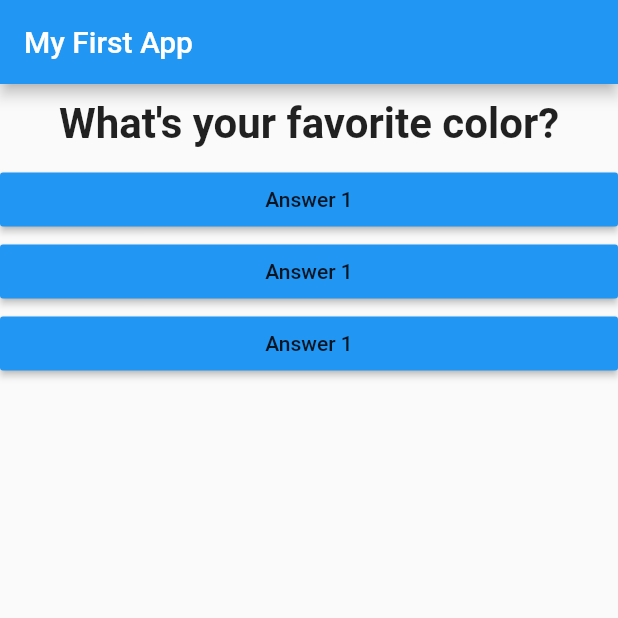
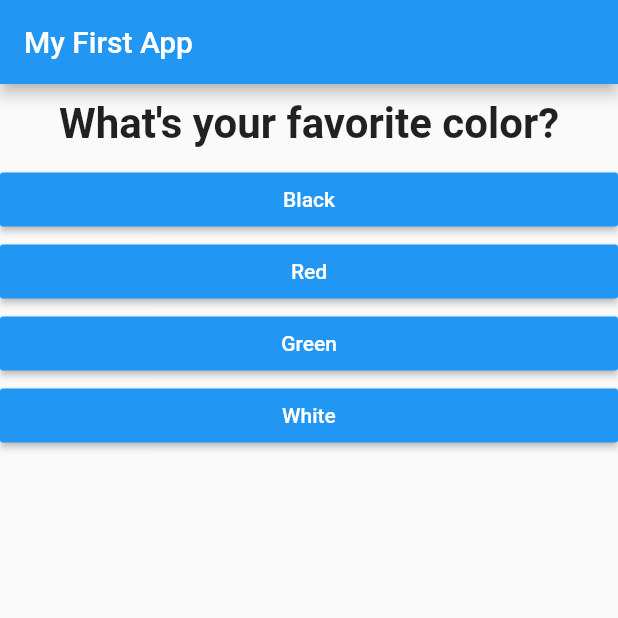
Before and after one commit to ExpertKiD/flutter_complete_guide, a Flutter app: the screen it shows after launch, on a phone screen of 412 x 824 dp, the top half of it. Run offline on Flutter 3.47's test engine with Material 2 defaults, Android fonts, the phone set to English and light mode, and no system bars.

Commit message:
Map questions and its answers to the widge tree

```diff
--- a/lib/answer.dart
+++ b/lib/answer.dart
@@ -2,16 +2,17 @@ import 'package:flutter/material.dart';
 
 class Answer extends StatelessWidget {
   final VoidCallback selectHandler;
+  final String answerText;
 
-  Answer(this.selectHandler);
+  Answer(this.selectHandler, this.answerText);
 
   @override
   Widget build(BuildContext context) {
-    // TODO: implement build
     return Container(
         width: double.infinity,
         child: RaisedButton(
-          child: Text('Answer 1'),
+          child: Text(answerText),
+          textColor: Colors.white,
           color: Colors.blue,
           onPressed: selectHandler,
         ));
--- a/lib/main.dart
+++ b/lib/main.dart
@@ -1,14 +1,13 @@
 import 'package:flutter/material.dart';
-import 'package:flutter_complete_guide/answer.dart';
 
 import './question.dart';
+import 'answer.dart';
 
 void main() => runApp(MyApp());
 
 class MyApp extends StatefulWidget {
   @override
   State<StatefulWidget> createState() {
-    // TODO: implement createState
     return _MyAppState();
   }
 }
@@ -25,9 +24,19 @@ class _MyAppState extends State<MyApp> {
 
   @override
   Widget build(BuildContext context) {
-    List<String> questions = [
-      'What\'s your favorite color?',
-      'What\'s your favorite animal?'
+    var questions = [
+      {
+        'questionText': 'What\'s your favorite color?',
+        'answers': ['Black', 'Red', 'Green', 'White']
+      },
+      {
+        'questionText': 'What\'s your favorite animal?',
+        'answers': ['Rabbit', 'Snake', 'Elephant', 'Lion']
+      },
+      {
+        'questionText': 'Who\'s your favorite instructor?',
+        'answers': ['Max', 'Elisa', 'Suzanne', 'Dan']
+      },
     ];
 
     return MaterialApp(
@@ -36,10 +45,11 @@ class _MyAppState extends State<MyApp> {
               title: Text('My First App'),
             ),
             body: Column(children: <Widget>[
-              Question(questions.elementAt(_questionIndex)),
-              Answer(_answerQuestion),
-              Answer(_answerQuestion),
-              Answer(_answerQuestion),
+              Question(questions[_questionIndex]['questionText'] as String),
+              ...(questions[_questionIndex]['answers'] as List<String>)
+                  .map((answer) {
+                return Answer(_answerQuestion, answer);
+              }).toList()
             ])));
   }
 }
```
